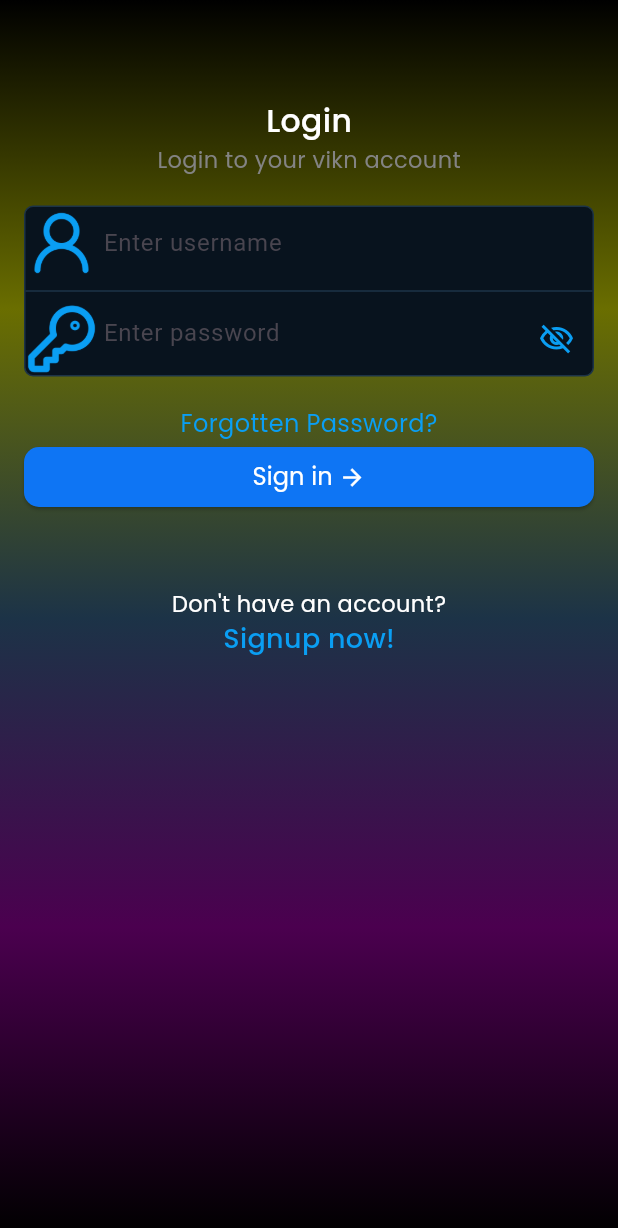
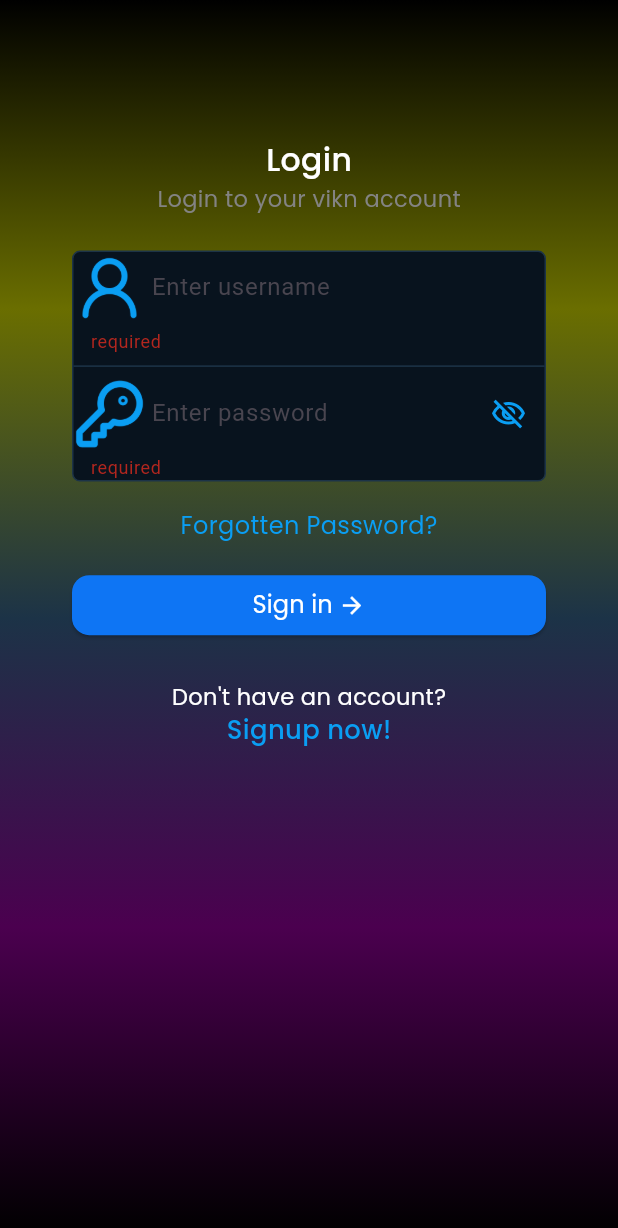
Before and after one commit to jafnafathima2004/vikn_mechine_task, a Flutter app: the screen it shows after launch, after a tap on "Sign in", on a phone screen of 412 x 824 dp. Shown: the top 1228 px of the screen. Run offline on Flutter 3.47's test engine with Material 3 defaults, Android fonts, the phone set to English and light mode, and no system bars; our stand-ins replace flutter_screenutil, google_fonts.

Commit message:
login screen ui finish

```diff
--- a/lib/core/theme/apptextstyle.dart
+++ b/lib/core/theme/apptextstyle.dart
@@ -1,4 +1,5 @@
 import 'package:flutter/cupertino.dart';
+import 'package:flutter_screenutil/flutter_screenutil.dart';
 import 'package:google_fonts/google_fonts.dart';
 import 'package:vikn_mechine_task/core/theme/appcolors.dart';
 
@@ -11,7 +12,7 @@ class Apptextstyle {
   }){
     return GoogleFonts.poppins(
         color: fontColor??Appcolors.text,
-      fontSize: fontSize??14,
+      fontSize: fontSize??14.sp,
       fontWeight: fontWeight??FontWeight.w400
     );
   }
@@ -23,7 +24,7 @@ class Apptextstyle {
  {
   return GoogleFonts.poppins(
     color: fontColor??Appcolors.text,
-      fontSize: fontSize??18,
+      fontSize: fontSize??18.sp,
       fontWeight: fontWeight??FontWeight.w500
   );}
   static TextStyle large({
@@ -34,7 +35,7 @@ class Apptextstyle {
  {
   return GoogleFonts.poppins(
     color: fontColor??Appcolors.text,
-      fontSize: fontSize??20,
+      fontSize: fontSize??20.sp,
       fontWeight: fontWeight??FontWeight.w600
   );}
 
--- a/lib/main.dart
+++ b/lib/main.dart
@@ -1,4 +1,5 @@
 import 'package:flutter/material.dart';
+import 'package:flutter_screenutil/flutter_screenutil.dart';
 import 'package:vikn_mechine_task/screens/login_screen.dart';
 
 void main() {
@@ -11,9 +12,12 @@ class MyApp extends StatelessWidget {
   // This widget is the root of your application.
   @override
   Widget build(BuildContext context) {
-    return MaterialApp(
-      debugShowCheckedModeBanner: false,
-    home: LoginScreen(),
+    return ScreenUtilInit(
+      designSize: Size(430, 932),
+      child: MaterialApp(
+        debugShowCheckedModeBanner: false,
+      home: LoginScreen(),
+      ),
     );
   }
 }
--- a/lib/screens/login_screen.dart
+++ b/lib/screens/login_screen.dart
@@ -1,4 +1,5 @@
 import 'package:flutter/material.dart';
+import 'package:flutter_screenutil/flutter_screenutil.dart';
 import 'package:vikn_mechine_task/core/assets/assetreasource.dart';
 import 'package:vikn_mechine_task/core/theme/appcolors.dart';
 import 'package:vikn_mechine_task/core/theme/apptextstyle.dart';
@@ -14,10 +15,13 @@ class _LoginScreenState extends State<LoginScreen> {
   TextEditingController usernamecontroller = TextEditingController();
   TextEditingController passwordcontroller = TextEditingController();
   bool ishidden = true;
+  final formkey = GlobalKey<FormState>();
   @override
   Widget build(BuildContext context) {
     return Scaffold(
-      body: Container(
+      body: Form(
+        key: formkey,
+        child: Container(
           width: double.infinity,
           height: double.infinity,
           decoration: BoxDecoration(
@@ -29,13 +33,17 @@ class _LoginScreenState extends State<LoginScreen> {
           ),
 
           child: Padding(
-          padding: const EdgeInsets.all(16.0),
+            padding: const EdgeInsets.all(48),
+            child: SingleChildScrollView(
               child: Column(
                 crossAxisAlignment: CrossAxisAlignment.start,
                 children: [
-              SizedBox(height: 50),
+                  SizedBox(height: 50.h),
                   Center(
-                child: Text("Login", style: Apptextstyle.medium(fontSize: 21)),
+                    child: Text(
+                      "Login",
+                      style: Apptextstyle.medium(fontSize: 21),
+                    ),
                   ),
                   Center(
                     child: Text(
@@ -46,68 +54,128 @@ class _LoginScreenState extends State<LoginScreen> {
                       ),
                     ),
                   ),
-              SizedBox(height: 20),
+                  SizedBox(height: 27.h),
                   Container(
                     decoration: BoxDecoration(
                       color: Appcolors.textform,
-                  borderRadius: BorderRadius.circular(6),
+                      borderRadius: BorderRadius.circular(6.r),
                       border: Border.all(color: Appcolors.border),
                     ),
                     child: Column(
                       children: [
                         TextFormField(
                           controller: usernamecontroller,
-                      decoration:  InputDecoration(
+                          decoration: InputDecoration(
                             hintText: "Enter username",
                             border: InputBorder.none,
-                        prefixIcon: Image.asset(Assetreasource.usericon,height: 24,width: 24,fit: BoxFit.contain,),
-                        contentPadding: EdgeInsets.all(12),
+                            prefixIcon: Image.asset(
+                              Assetreasource.usericon,
+                              height: 24.h,
+                              width: 24.w,
+                              fit: BoxFit.contain,
                             ),
+                            contentPadding: EdgeInsets.all(12.w),
+                          ),
+                          validator: (value) {
+                            if (value == null || value.isEmpty) {
+                              return "required";
+                            }
+                            return null;
+                          },
                         ),
 
-                   Divider(color: Appcolors.border,),
+                        Divider(color: Appcolors.border),
 
                         TextFormField(
                           controller: passwordcontroller,
                           obscureText: ishidden,
-                      decoration:  InputDecoration(
+                          decoration: InputDecoration(
                             hintText: "Enter password",
                             border: InputBorder.none,
-                       // contentPadding: EdgeInsets.all(12),
-                        prefixIcon:Image.asset(Assetreasource.keyicon,height: 24,width: 24,fit: BoxFit.contain,),
-                        suffixIcon:IconButton(onPressed: (){
+                            contentPadding: EdgeInsets.all(12.w),
+                            prefixIcon: Image.asset(
+                              Assetreasource.keyicon,
+                              height: 24.h,
+                              width: 24.w,
+                              fit: BoxFit.contain,
+                            ),
+                            suffixIcon: IconButton(
+                              onPressed: () {
                                 setState(() {
-                            ishidden=!ishidden;
+                                  ishidden = !ishidden;
                                 });
-                        }, icon:Icon(ishidden?Icons.visibility_off_outlined:Icons.visibility,color: Appcolors.icon,))
+                              },
+                              icon: Icon(
+                                ishidden
+                                    ? Icons.visibility_off_outlined
+                                    : Icons.visibility,
+                                color: Appcolors.icon,
+                              ),
+                            ),
+                          ),
+                          validator: (value) {
+                            if (value == null || value.isEmpty) {
+                              return "required";
+                            }
+                            return null;
+                          },
+                        ),
+                      ],
+                    ),
+                  ),
+                  SizedBox(height: 20.h),
+                  Center(
+                    child: Text(
+                      "Forgotten Password?",
+                      style: Apptextstyle.small(
+                        fontColor: Appcolors.icon,
+                        fontSize: 16,
+                      ),
+                    ),
+                  ),
+                  SizedBox(height: 20.h),
+                  Center(
+                    child: ElevatedButton(
+                      onPressed: () {
+                        if(formkey.currentState!.validate()){
+
+                        }
+                      },
+                      style: ElevatedButton.styleFrom(
+                        backgroundColor: Appcolors.buttoncolor,
+                        shape: RoundedRectangleBorder(
+                          borderRadius: BorderRadiusGeometry.circular(13.r),
+                        ),
+                      ),
+                      child: Row(
+                        mainAxisAlignment: MainAxisAlignment.center,
+                        children: [
+                          Text(
+                            "Sign in",
+                            style: Apptextstyle.small(fontSize: 16),
+                          ),
+                          SizedBox(width: 4.w),
+                          Icon(Icons.arrow_forward, color: Appcolors.text),
+                        ],
+                      ),
+                    ),
+                  ),
+                  SizedBox(height: 30.h),
+                  Center(
+                    child: Text(
+                      "Don't have an account?",
+                      style: Apptextstyle.small(fontSize: 15),
+                    ),
+                  ),
+                  Center(
+                    child: Text(
+                      "Signup now!",
+                      style: Apptextstyle.medium(fontColor: Appcolors.icon),
                     ),
                   ),
                 ],
               ),
             ),
-              SizedBox(height: 20,),
-              Center(child: Text("Forgotten Password?",style: Apptextstyle.small(fontColor: Appcolors.icon,fontSize: 16),)),
-              Center(
-                child: ElevatedButton(onPressed: (){},
-                style: ElevatedButton.styleFrom(
-                  backgroundColor: Appcolors.buttoncolor,
-                  shape: RoundedRectangleBorder(borderRadius: BorderRadiusGeometry.circular(10))
-                ),
-                 child:Row(
-                 mainAxisAlignment: MainAxisAlignment.center,
-                  children: [
-                     Text("Sign in",style: Apptextstyle.small(fontSize: 16),),
-                    SizedBox(width: 4,),
-                    Icon(Icons.arrow_forward,color: Appcolors.text,)
-                  ],
-                )
-
-                 ),
-              ),
-              SizedBox(height: 50,),
-              Center(child: Text("Don't have an account?",style: Apptextstyle.small(fontSize: 15),)),
-              Center(child: Text("Signup now!",style: Apptextstyle.medium(fontColor: Appcolors.icon),))
-            ],
           ),
         ),
       ),
--- /dev/null
+++ b/lib/screens/profile_screen.dart
@@ -0,0 +1,26 @@
+import 'package:flutter/material.dart';
+
+class ProfileScreen extends StatefulWidget {
+  const ProfileScreen({super.key});
+
+  @override
+  State<ProfileScreen> createState() => _ProfileScreenState();
+}
+
+class _ProfileScreenState extends State<ProfileScreen> {
+  // final width = MediaQuery.of(context).size.width;
+  //   final height = MediaQuery.of(context).size.height;
+  @override
+  Widget build(BuildContext context) {
+    return Scaffold(
+      body: Column(
+        children: [
+          SizedBox(height: 63,),
+          Container(
+
+          )
+        ],
+      ),
+    );
+  }
+}
--- a/pubspec.yaml
+++ b/pubspec.yaml
@@ -36,6 +36,7 @@ dependencies:
   cupertino_icons: ^1.0.8
   http: ^1.6.0
   google_fonts: ^8.0.2
+  flutter_screenutil: ^5.9.3
 
 dev_dependencies:
   flutter_test:
```
Also changed, not shown: pubspec.lock. Lines whose indentation alone changed are shown as unchanged.
